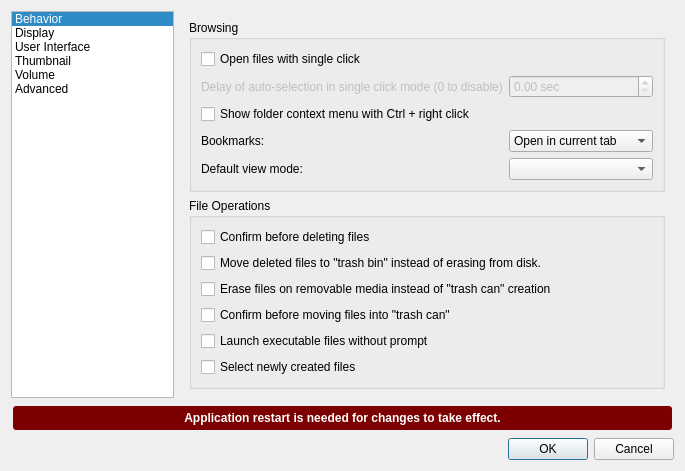
Old version of the form pcmanfm/preferences.ui in the repository lxqt/pcmanfm-qt.
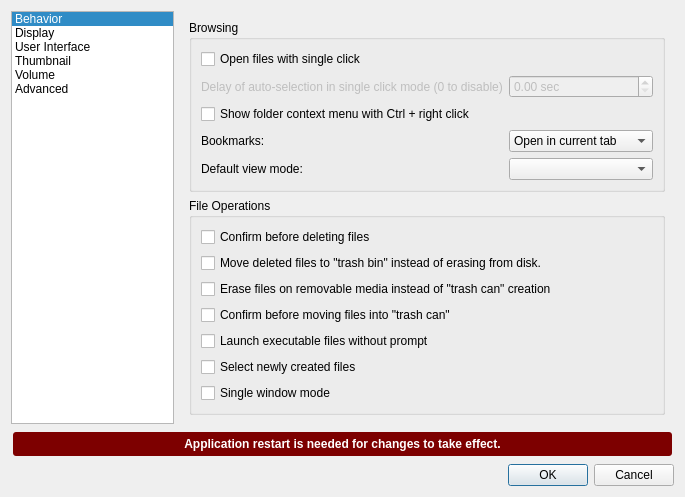
New version of the form.

Commit message: Added an option for single window mode (#1097)

Diff of the .ui file:
```diff
--- a/pcmanfm/preferences.ui
+++ b/pcmanfm/preferences.ui
@@ -214,6 +214,16 @@
               </property>
              </widget>
             </item>
+            <item>
+             <widget class="QCheckBox" name="singleWindowMode">
+              <property name="toolTip">
+               <string>Open folders in new tabs as far as possible</string>
+              </property>
+              <property name="text">
+               <string>Single window mode</string>
+              </property>
+             </widget>
+            </item>
            </layout>
           </widget>
          </item>
```
Left out of the diff: 2 changed lines with no effect on the pictures. The commit also changes 10 other files.
